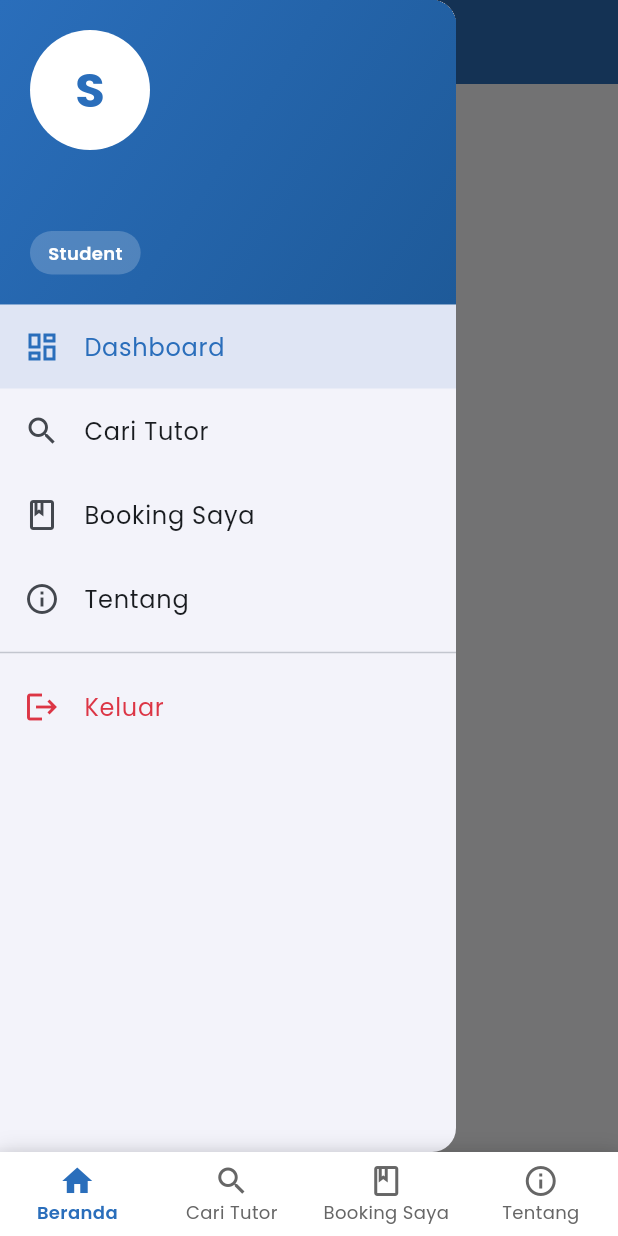
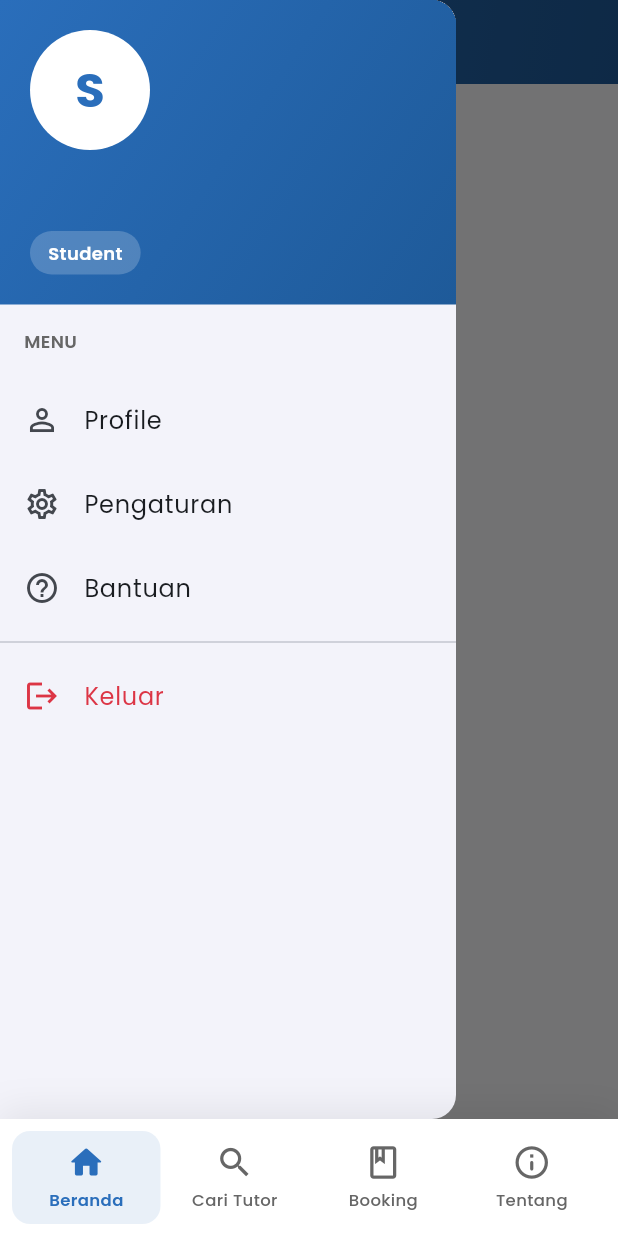
Before and after one commit to danzwel/etutor_flutter, a Flutter app: the MainNavigation screen opened directly, with the side drawer open, on a phone screen of 412 x 824 dp. Run offline on Flutter 3.47's test engine with Material 3 defaults, Android fonts, the phone set to English and light mode, and no system bars; our stand-ins replace cached_network_image, flutter_rating_bar, google_fonts, shared_preferences; accounts and stored records are empty; network calls fail.

Commit message:
Refactor navigation structure and UI for admin, tutor, and student screens; update app bar styles for consistency

```diff
--- a/lib/screens/home/main_navigation.dart
+++ b/lib/screens/home/main_navigation.dart
@@ -46,56 +46,101 @@ class _MainNavigationState extends State<MainNavigation> {
       body: _studentScreens[_currentIndex],
       bottomNavigationBar: Container(
         decoration: BoxDecoration(
+          color: Colors.white,
           boxShadow: [
             BoxShadow(
-              color: Colors.black.withOpacity(0.1),
-              blurRadius: 10,
-              offset: const Offset(0, -3),
+              color: Colors.black.withOpacity(0.08),
+              blurRadius: 20,
+              offset: const Offset(0, -5),
             ),
           ],
         ),
-        child: BottomNavigationBar(
-          currentIndex: _currentIndex,
-          onTap: (index) {
-            setState(() {
-              _currentIndex = index;
-            });
-          },
-          type: BottomNavigationBarType.fixed,
-          backgroundColor: Colors.white,
-          selectedItemColor: AppColors.primaryColor,
-          unselectedItemColor: AppColors.textLight,
-          selectedLabelStyle: const TextStyle(
-            fontWeight: FontWeight.w600,
-            fontSize: 12,
-          ),
-          unselectedLabelStyle: const TextStyle(
-            fontSize: 12,
-          ),
-          items: const [
-            BottomNavigationBarItem(
-              icon: Icon(Icons.home_outlined),
-              activeIcon: Icon(Icons.home),
+        child: SafeArea(
+          child: Padding(
+            padding: const EdgeInsets.symmetric(horizontal: 8, vertical: 8),
+            child: Row(
+              mainAxisAlignment: MainAxisAlignment.spaceAround,
+              children: [
+                _buildNavItem(
+                  index: 0,
+                  icon: Icons.home_outlined,
+                  activeIcon: Icons.home_rounded,
                   label: 'Beranda',
                 ),
-            BottomNavigationBarItem(
-              icon: Icon(Icons.search_outlined),
-              activeIcon: Icon(Icons.search),
+                _buildNavItem(
+                  index: 1,
+                  icon: Icons.search_outlined,
+                  activeIcon: Icons.search_rounded,
                   label: 'Cari Tutor',
                 ),
-            BottomNavigationBarItem(
-              icon: Icon(Icons.book_outlined),
-              activeIcon: Icon(Icons.book),
-              label: 'Booking Saya',
+                _buildNavItem(
+                  index: 2,
+                  icon: Icons.book_outlined,
+                  activeIcon: Icons.book_rounded,
+                  label: 'Booking',
                 ),
-            BottomNavigationBarItem(
-              icon: Icon(Icons.info_outline),
-              activeIcon: Icon(Icons.info),
+                _buildNavItem(
+                  index: 3,
+                  icon: Icons.info_outline_rounded,
+                  activeIcon: Icons.info_rounded,
                   label: 'Tentang',
                 ),
               ],
             ),
           ),
+        ),
+      ),
+    );
+  }
+
+  Widget _buildNavItem({
+    required int index,
+    required IconData icon,
+    required IconData activeIcon,
+    required String label,
+  }) {
+    final isSelected = _currentIndex == index;
+
+    return Expanded(
+      child: GestureDetector(
+        onTap: () {
+          setState(() {
+            _currentIndex = index;
+          });
+        },
+        child: Container(
+          padding: const EdgeInsets.symmetric(vertical: 8),
+          decoration: BoxDecoration(
+            color: isSelected
+                ? AppColors.primaryColor.withOpacity(0.1)
+                : Colors.transparent,
+            borderRadius: BorderRadius.circular(12),
+          ),
+          child: Column(
+            mainAxisSize: MainAxisSize.min,
+            children: [
+              Icon(
+                isSelected ? activeIcon : icon,
+                color: isSelected
+                    ? AppColors.primaryColor
+                    : AppColors.textLight,
+                size: 26,
+              ),
+              const SizedBox(height: 4),
+              Text(
+                label,
+                style: TextStyle(
+                  fontSize: 11,
+                  fontWeight: isSelected ? FontWeight.w600 : FontWeight.w500,
+                  color: isSelected
+                      ? AppColors.primaryColor
+                      : AppColors.textLight,
+                ),
+              ),
+            ],
+          ),
+        ),
+      ),
     );
   }
 }
--- a/lib/screens/home/student_home.dart
+++ b/lib/screens/home/student_home.dart
@@ -11,16 +11,8 @@ import '../student/find_tutor_screen.dart';
 import '../student/my_bookings_screen.dart';
 import '../about/about_screen.dart';
 
-class StudentHome extends StatefulWidget {
+class StudentHome extends StatelessWidget {
   const StudentHome({super.key});
-
-  @override
-  State<StudentHome> createState() => _StudentHomeState();
-}
-
-class _StudentHomeState extends State<StudentHome> {
-  Widget _currentScreen = const StudentDashboard();
-  String _currentTitle = 'Dashboard';
 
   @override
   Widget build(BuildContext context) {
@@ -30,8 +22,13 @@ class _StudentHomeState extends State<StudentHome> {
 
     return Scaffold(
       appBar: AppBar(
-        title: Text(_currentTitle),
-        elevation: 2,
+        title: const Text('Dashboard'),
+        elevation: 0,
+        flexibleSpace: Container(
+          decoration: const BoxDecoration(
+            gradient: AppColors.primaryGradient,
+          ),
+        ),
       ),
       drawer: Drawer(
         child: Column(
@@ -102,56 +99,42 @@ class _StudentHomeState extends State<StudentHome> {
             ),
 
             // Menu Items
+            const Padding(
+              padding: EdgeInsets.all(16),
+              child: Align(
+                alignment: Alignment.centerLeft,
+                child: Text(
+                  'MENU',
+                  style: TextStyle(
+                    fontSize: 12,
+                    fontWeight: FontWeight.w600,
+                    color: AppColors.textLight,
+                  ),
+                ),
+              ),
+            ),
             ListTile(
-              leading: const Icon(Icons.dashboard_outlined),
-              title: const Text('Dashboard'),
-              selected: _currentTitle == 'Dashboard',
-              selectedTileColor: AppColors.primaryColor.withOpacity(0.1),
+              leading: const Icon(Icons.person_outline),
+              title: const Text('Profile'),
               onTap: () {
-                setState(() {
-                  _currentScreen = const StudentDashboard();
-                  _currentTitle = 'Dashboard';
-                });
                 Navigator.pop(context);
+                // Tambahkan navigasi ke profile screen jika ada
               },
             ),
             ListTile(
-              leading: const Icon(Icons.search),
-              title: const Text('Cari Tutor'),
-              selected: _currentTitle == 'Cari Tutor',
-              selectedTileColor: AppColors.primaryColor.withOpacity(0.1),
+              leading: const Icon(Icons.settings_outlined),
+              title: const Text('Pengaturan'),
               onTap: () {
-                setState(() {
-                  _currentScreen = const FindTutorScreen();
-                  _currentTitle = 'Cari Tutor';
-                });
                 Navigator.pop(context);
+                // Tambahkan navigasi ke settings screen jika ada
               },
             ),
             ListTile(
-              leading: const Icon(Icons.book_outlined),
-              title: const Text('Booking Saya'),
-              selected: _currentTitle == 'Booking Saya',
-              selectedTileColor: AppColors.primaryColor.withOpacity(0.1),
+              leading: const Icon(Icons.help_outline),
+              title: const Text('Bantuan'),
               onTap: () {
-                setState(() {
-                  _currentScreen = const MyBookingsScreen();
-                  _currentTitle = 'Booking Saya';
-                });
                 Navigator.pop(context);
-              },
-            ),
-            ListTile(
-              leading: const Icon(Icons.info_outline),
-              title: const Text('Tentang'),
-              selected: _currentTitle == 'Tentang',
-              selectedTileColor: AppColors.primaryColor.withOpacity(0.1),
-              onTap: () {
-                setState(() {
-                  _currentScreen = const AboutScreen();
-                  _currentTitle = 'Tentang';
-                });
-                Navigator.pop(context);
+                // Tambahkan navigasi ke help screen jika ada
               },
             ),
             const Divider(),
@@ -194,7 +177,7 @@ class _StudentHomeState extends State<StudentHome> {
           ],
         ),
       ),
-      body: _currentScreen,
+      body: const StudentDashboard(),
     );
   }
 }
```
Also changed, not shown: lib/screens/about/about_screen.dart (+6 -1 lines), lib/screens/home/admin_home.dart (+65 -29 lines), lib/screens/home/tutor_home.dart (+50 -16 lines), lib/screens/student/find_tutor_screen.dart (+6 -1 lines), lib/screens/student/my_bookings_screen.dart (+6 -1 lines). Lines whose indentation alone changed are shown as unchanged.
